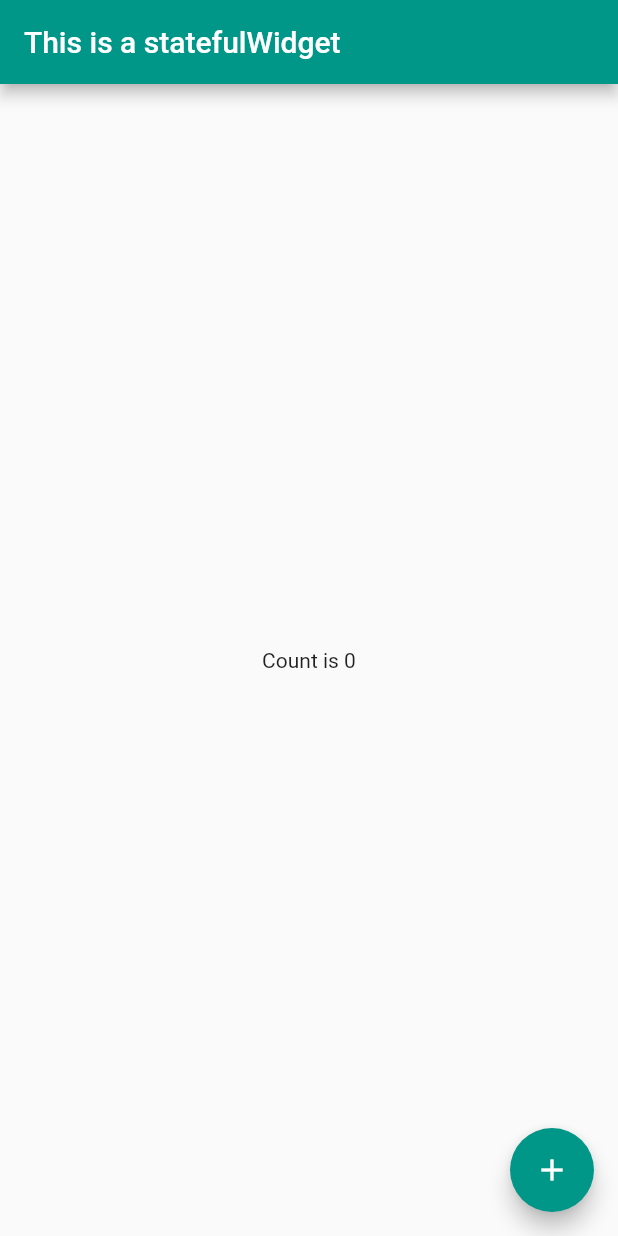
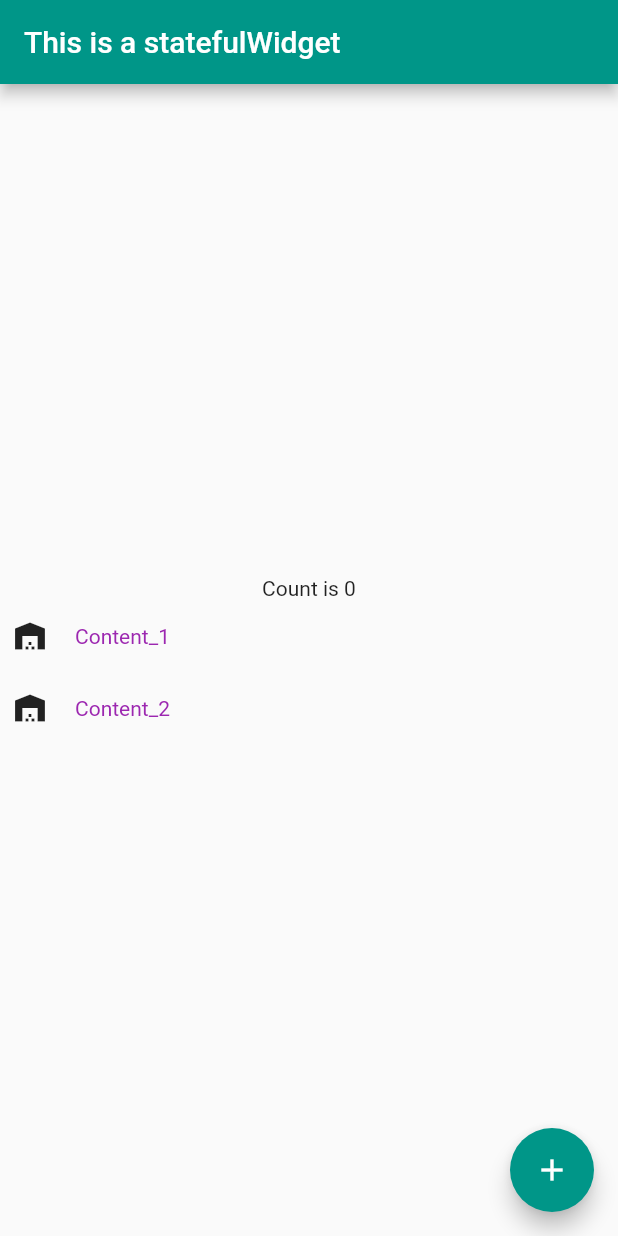
Before and after one commit to AnawaratneMANA/ctse_flutter_lectures, a Flutter app: the screen it shows after launch, on a phone screen of 412 x 824 dp. Run offline on Flutter 3.47's test engine with Material 2 defaults, Android fonts, the phone set to English and light mode, and no system bars; missing offline and left inert: dart:ffi.

Commit message:
Passing values to the child components.

```diff
--- /dev/null
+++ b/lib/components/list_item.dart
@@ -0,0 +1,29 @@
+import 'package:flutter/material.dart';
+
+class ListItem extends StatelessWidget {
+  final String content;
+  final Color color;
+  const ListItem({Key? key , required this.content, required this.color} ) : super(key: key);
+
+  @override
+  Widget build(BuildContext context) {
+    return Padding(
+      padding: const EdgeInsets.all(8.0),
+      child: Row(
+        children:  [
+          Icon(Icons.warehouse),
+
+          // Set Padding.
+          SizedBox(
+            width: 10,
+          ),
+
+          Padding(
+            padding: const EdgeInsets.all(8.0),
+            child: Text(content, style: TextStyle(color: color)),
+          ),
+        ],
+      ),
+    );
+  }
+}
--- a/lib/main.dart
+++ b/lib/main.dart
@@ -12,13 +12,14 @@ class MyApp extends StatelessWidget {
   // This widget is the root of your application.
   @override
   Widget build(BuildContext context) {
+    const Color primaryColor = Colors.purple;
     return MaterialApp(
       title: 'My App',
       debugShowCheckedModeBanner: false,
       theme: ThemeData(
         primarySwatch: Colors.teal,
       ),
-      home: const Home(),
+      home: const Home(color: primaryColor),
     );
   }
 }
--- a/lib/screens/home.dart
+++ b/lib/screens/home.dart
@@ -1,9 +1,11 @@
 import 'dart:ffi';
 import 'package:flutter/cupertino.dart';
 import 'package:flutter/material.dart';
+import '../components/list_item.dart';
 
 class Home extends StatefulWidget {
-  const Home({Key? key}): super(key: key);
+  final Color color;
+  const Home({Key? key, required this.color}): super(key: key);
 
   @override
   _HomeState createState() => _HomeState();
@@ -27,9 +29,17 @@ class _HomeState extends State<Home> {
       appBar: AppBar(
         title: const Text("This is a statefulWidget"),
       ),
-        body: Center(
-          child: Text("Count is $count"),
-        ),
+      body: Column(
+        mainAxisAlignment: MainAxisAlignment.center,
+        children: [
+          InkWell(
+            onTap: _onIncrement,
+            child: Text("Count is $count"),
+          ),
+          ListItem(content: "Content_1", color: widget.color,),
+          ListItem(content: "Content_2", color: widget.color),
+        ],
+      ),
       floatingActionButton: FloatingActionButton(
         child: const Icon(Icons.add),
         onPressed: _onIncrement,
```
